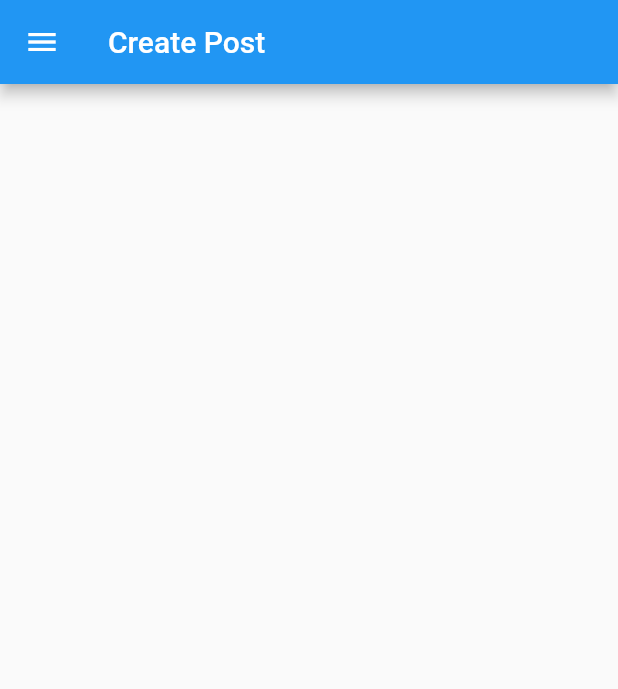
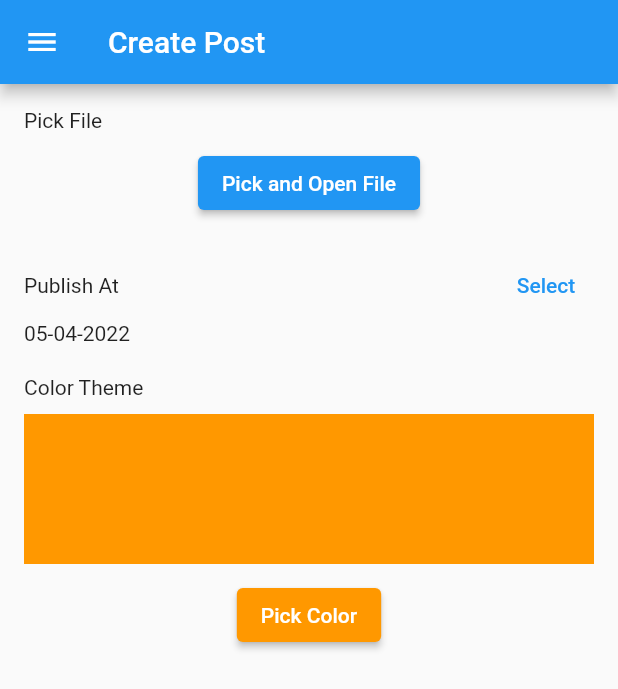
Before and after one commit to Pujidhiyanabila/section17_PujiDhiyaNabila, a Flutter app: the screen it shows after launch, on a phone screen of 412 x 824 dp. Shown: the top 689 px of the screen. Run offline on Flutter 3.47's test engine with Material 2 defaults, Android fonts, the phone set to English and light mode, and no system bars; our stand-ins replace file_picker, flutter_colorpicker, open_file.

Commit message:
Awal Section 17

```diff
--- a/flutter_17/lib/createpost.dart
+++ b/flutter_17/lib/createpost.dart
@@ -1,5 +1,9 @@
 import 'package:flutter/material.dart';
 import 'package:flutter_17/drawer_screen.dart';
+import 'package:file_picker/file_picker.dart';
+import 'package:intl/intl.dart';
+import 'package:flutter_colorpicker/flutter_colorpicker.dart';
+import 'package:open_file/open_file.dart';
 
 class CreatePost extends StatefulWidget {
   @override
@@ -7,6 +11,9 @@ class CreatePost extends StatefulWidget {
 }
 
 class _CreatePostPage extends State<CreatePost> {
+  DateTime _dueDate = DateTime.now();
+  final currentDate = DateTime.now();
+  Color _currentColor = Colors.orange;
   @override
   Widget build(BuildContext context) {
     return Scaffold(
@@ -14,7 +21,131 @@ class _CreatePostPage extends State<CreatePost> {
         title: Text("Create Post"),
       ),
       drawer: DrawerScreen(),
+      body: Container(
+        padding: const EdgeInsets.all(16),
+        child: ListView(
+          children: [
+            buildFilePicker(),
+            const SizedBox(height: 20,),
+            buildDataPicker(context),
+            const SizedBox(height: 20,),
+            buildColorPicker(context),
+          ],
+        ),
+      ),
+    );
+  }
 
+  Widget buildFilePicker(){
+    return Column(
+      crossAxisAlignment: CrossAxisAlignment.start,
+      children: [
+        const Text('Pick File'),
+        const SizedBox(height: 10,),
+        Center(
+          child: ElevatedButton(
+            onPressed: (){
+              _pickFile();
+            },
+            child: const Text('Pick and Open File'),
+          ),
+        ),
+      ],
+    );
+  }
+
+  void _pickFile () async{
+    final result = await FilePicker.platform.pickFiles();
+    if (result == null) return;
+
+    final file = result.files.first;
+    _openFile(file);
+  }
+
+  void _openFile (PlatformFile file){
+    OpenFile.open(file.path);
+  }
+
+  Widget buildDataPicker(BuildContext context){
+    return Column(
+      crossAxisAlignment: CrossAxisAlignment.start,
+      children: [
+        Row(
+          mainAxisAlignment: MainAxisAlignment.spaceBetween,
+          children: [
+            const Text('Publish At'),
+            TextButton(
+              onPressed: () async {
+                final selectDate = await showDatePicker(
+                  context: context,
+                  initialDate: currentDate,
+                  firstDate: DateTime(1990),
+                  lastDate: DateTime(currentDate.year + 5),
+                );
+
+                setState(() {
+                  if (selectDate != null){
+                    _dueDate = selectDate;
+                  }
+                });
+              },
+              child: const Text('Select'),
+            ),
+          ],
+        ),
+        Text(
+          DateFormat('dd-MM-yyyy').format(_dueDate),
+        ),
+      ],
+    );
+  }
+
+  Widget buildColorPicker(BuildContext context){
+    return Column(
+      crossAxisAlignment: CrossAxisAlignment.start,
+      children: [
+        const Text('Color Theme'),
+        const SizedBox(height: 10,),
+        Container(
+          height: 100,
+          width: double.infinity,
+          color: _currentColor,
+        ),
+        const SizedBox(height: 10,),
+        Center(
+          child: ElevatedButton(
+            style: ButtonStyle(
+              backgroundColor: MaterialStateProperty.all(_currentColor)),
+            onPressed: (){
+              showDialog(
+                context: context,
+                builder: (context){
+                  return AlertDialog(
+                    title: const Text('Pick Your Color'),
+                    content: BlockPicker(  //BlockPicker //ColorPicker //
+                      pickerColor: _currentColor,
+                      onColorChanged: (color) {
+                        setState(() {
+                          _currentColor = color;
+                        });
+                      },
+                    ),
+                    actions: [
+                      TextButton(
+                        onPressed: (){
+                          Navigator.pop(context);
+                        },
+                        child: const Text('Save'),
+                      ),
+                    ],
+                  );
+                }
+              );
+            },
+            child: const Text('Pick Color'),
+          ),
+        ),
+      ],
     );
   }
 }
--- a/flutter_17/lib/main.dart
+++ b/flutter_17/lib/main.dart
@@ -9,7 +9,8 @@ class MyApp extends StatelessWidget {
   @override
   Widget build(BuildContext context) {
     return MaterialApp(
-      title: 'Telegram',
+      debugShowCheckedModeBanner: false,
+      title: 'Post',
       theme: ThemeData(
         primarySwatch: Colors.blue,
       ),
--- a/flutter_17/pubspec.yaml
+++ b/flutter_17/pubspec.yaml
@@ -29,7 +29,10 @@ environment:
 dependencies:
   flutter:
     sdk: flutter
-
+  intl: ^0.17.0
+  flutter_colorpicker: ^1.0.3
+  file_picker: ^4.5.1
+  open_file: ^3.2.1
 
   # The following adds the Cupertino Icons font to your application.
   # Use with the CupertinoIcons class for iOS style icons.
```
Also changed, not shown: flutter_17/pubspec.lock.
